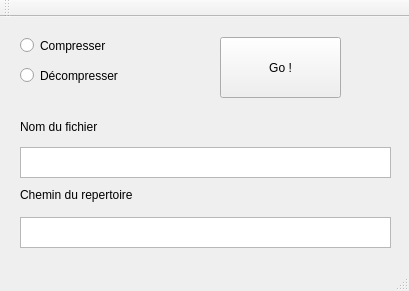
Before: the Qt Designer form mainwindow.ui in MarineChff/EpsiFileCompressor, drawn with Qt 5.
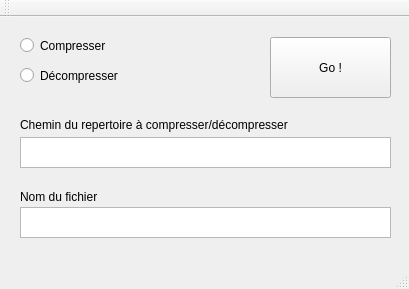
After: the same form once the commit is applied.

```diff
--- a/mainwindow.ui
+++ b/mainwindow.ui
@@ -7,7 +7,7 @@
     <x>0</x>
     <y>0</y>
     <width>409</width>
-    <height>291</height>
+    <height>289</height>
    </rect>
   </property>
   <property name="windowTitle">
@@ -18,20 +18,20 @@
     <property name="geometry">
      <rect>
       <x>20</x>
-      <y>170</y>
-      <width>121</width>
+      <y>100</y>
+      <width>371</width>
       <height>16</height>
      </rect>
     </property>
     <property name="text">
-     <string>Chemin du repertoire</string>
+     <string>Chemin du repertoire à compresser/décompresser</string>
     </property>
    </widget>
    <widget class="QTextEdit" name="FileNameBox">
     <property name="geometry">
      <rect>
       <x>20</x>
-      <y>130</y>
+      <y>190</y>
       <width>371</width>
       <height>31</height>
      </rect>
@@ -41,7 +41,7 @@
     <property name="geometry">
      <rect>
       <x>20</x>
-      <y>100</y>
+      <y>170</y>
       <width>111</width>
       <height>20</height>
      </rect>
@@ -54,7 +54,7 @@
     <property name="geometry">
      <rect>
       <x>20</x>
-      <y>200</y>
+      <y>120</y>
       <width>371</width>
       <height>31</height>
      </rect>
@@ -89,7 +89,7 @@
    <widget class="QPushButton" name="ActionButton">
     <property name="geometry">
      <rect>
-      <x>220</x>
+      <x>270</x>
       <y>20</y>
       <width>121</width>
       <height>61</height>
```
